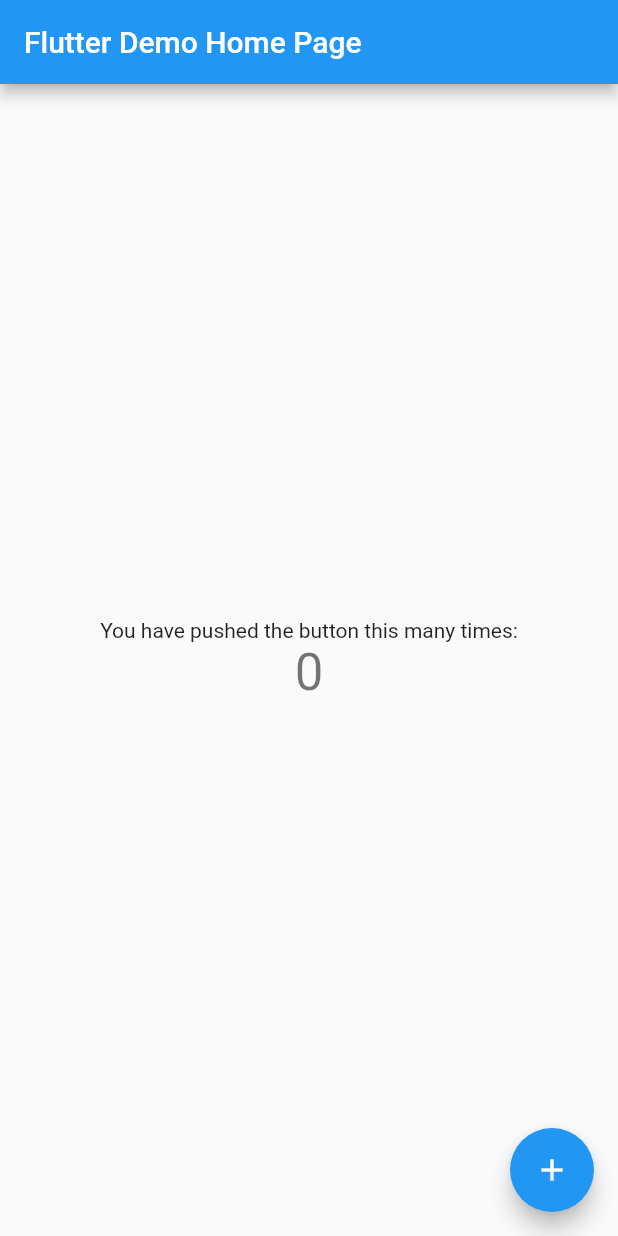
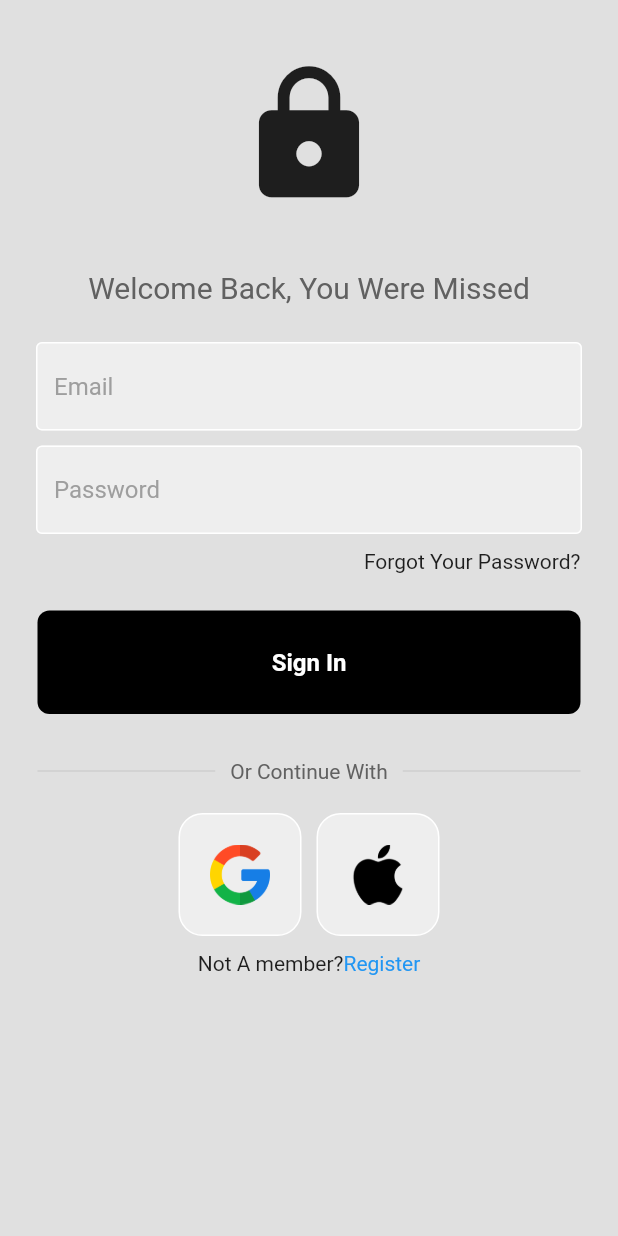
Before and after one commit to kevinchege47/Flutter-Auth, a Flutter app: the screen it shows after launch, on a phone screen of 412 x 824 dp. Run offline on Flutter 3.47's test engine with Material 2 defaults, Android fonts, the phone set to English and light mode, and no system bars; our stand-ins replace firebase_core; accounts and stored records are empty.

Commit message:
Finished Login Page UI

```diff
--- /dev/null
+++ b/lib/components/my_button.dart
@@ -0,0 +1,27 @@
+import 'package:flutter/material.dart';
+class Button extends StatelessWidget {
+  final Function()? onTap;
+  const Button({Key? key,required this.onTap}) : super(key: key);
+
+  @override
+  Widget build(BuildContext context) {
+    return GestureDetector(
+      onTap: (){},
+      child: Container(
+        padding: const EdgeInsets.all(25),
+        margin: const EdgeInsets.symmetric(horizontal: 25),
+        decoration:  BoxDecoration(
+          color: Colors.black,
+          borderRadius: BorderRadius.circular(8),
+        ),
+        child: const Center(
+          child: Text("Sign In",style: TextStyle(
+            color: Colors.white,
+            fontWeight: FontWeight.bold,
+            fontSize: 16
+          ),),
+        ),
+      ),
+    );
+  }
+}
--- /dev/null
+++ b/lib/components/my_textfield.dart
@@ -0,0 +1,35 @@
+import 'package:flutter/material.dart';
+
+class myTextField extends StatelessWidget {
+
+  final TextEditingController controller;
+  final String hinttext;
+  final TextInputType textInputType;
+  final bool obscure;
+
+  const myTextField({super.key, required this.controller, required this.hinttext, required this.textInputType, required this.obscure});
+
+
+  @override
+  Widget build(BuildContext context) {
+    return Padding(
+      padding:  const EdgeInsets.symmetric(horizontal: 24.0),
+      child: TextField(
+        keyboardType: textInputType,
+        controller: controller,
+        obscureText: obscure,
+        decoration: InputDecoration(
+            enabledBorder: const OutlineInputBorder(
+                borderSide: BorderSide(color: Colors.white)),
+            focusedBorder: OutlineInputBorder(
+                borderSide: BorderSide(color: Colors.grey.shade400)),
+            fillColor: Colors.grey[200],
+            filled: true,
+            hintText: hinttext,
+        hintStyle: TextStyle(color: Colors.grey[500])),
+      ),
+    );
+  }
+
+
+}
--- /dev/null
+++ b/lib/components/square_tile.dart
@@ -0,0 +1,23 @@
+import 'package:flutter/material.dart';
+
+class SquareTile extends StatelessWidget {
+  final String imagePath;
+
+  const SquareTile({Key? key, required this.imagePath}) : super(key: key);
+
+  @override
+  Widget build(BuildContext context) {
+    return Container(
+      padding: EdgeInsets.all(20),
+      decoration: BoxDecoration(
+        border: Border.all(color: Colors.white),
+        borderRadius: BorderRadius.circular(16),
+        color: Colors.grey.shade200,
+      ),
+      child: Image.asset(
+        imagePath,
+        height: 40,
+      ),
+    );
+  }
+}
--- a/lib/main.dart
+++ b/lib/main.dart
@@ -1,115 +1,23 @@
 import 'package:flutter/material.dart';
+import 'package:flutterauth/pages/login_page.dart';
+import 'package:firebase_core/firebase_core.dart';
+import 'firebase_options.dart';
 
-void main() {
+void main() async {
+  WidgetsFlutterBinding.ensureInitialized();
+  await Firebase.initializeApp(
+    options: DefaultFirebaseOptions.currentPlatform
+  );
   runApp(const MyApp());
 }
+class MyApp extends StatelessWidget {
+  const MyApp({Key? key}) : super(key: key);
 
-class MyApp extends StatelessWidget {
-  const MyApp({super.key});
-
-  // This widget is the root of your application.
   @override
   Widget build(BuildContext context) {
     return MaterialApp(
-      title: 'Flutter Demo',
-      theme: ThemeData(
-        // This is the theme of your application.
-        //
-        // Try running your application with "flutter run". You'll see the
-        // application has a blue toolbar. Then, without quitting the app, try
-        // changing the primarySwatch below to Colors.green and then invoke
-        // "hot reload" (press "r" in the console where you ran "flutter run",
-        // or simply save your changes to "hot reload" in a Flutter IDE).
-        // Notice that the counter didn't reset back to zero; the application
-        // is not restarted.
-        primarySwatch: Colors.blue,
-      ),
-      home: const MyHomePage(title: 'Flutter Demo Home Page'),
+      debugShowCheckedModeBanner: false,
+      home: LoginPage(),
     );
   }
 }
-
-class MyHomePage extends StatefulWidget {
-  const MyHomePage({super.key, required this.title});
-
-  // This widget is the home page of your application. It is stateful, meaning
-  // that it has a State object (defined below) that contains fields that affect
-  // how it looks.
-
-  // This class is the configuration for the state. It holds the values (in this
-  // case the title) provided by the parent (in this case the App widget) and
-  // used by the build method of the State. Fields in a Widget subclass are
-  // always marked "final".
-
-  final String title;
-
-  @override
-  State<MyHomePage> createState() => _MyHomePageState();
-}
-
-class _MyHomePageState extends State<MyHomePage> {
-  int _counter = 0;
-
-  void _incrementCounter() {
-    setState(() {
-      // This call to setState tells the Flutter framework that something has
-      // changed in this State, which causes it to rerun the build method below
-      // so that the display can reflect the updated values. If we changed
-      // _counter without calling setState(), then the build method would not be
-      // called again, and so nothing would appear to happen.
-      _counter++;
-    });
-  }
-
-  @override
-  Widget build(BuildContext context) {
-    // This method is rerun every time setState is called, for instance as done
-    // by the _incrementCounter method above.
-    //
-    // The Flutter framework has been optimized to make rerunning build methods
-    // fast, so that you can just rebuild anything that needs updating rather
-    // than having to individually change instances of widgets.
-    return Scaffold(
-      appBar: AppBar(
-        // Here we take the value from the MyHomePage object that was created by
-        // the App.build method, and use it to set our appbar title.
-        title: Text(widget.title),
-      ),
-      body: Center(
-        // Center is a layout widget. It takes a single child and positions it
-        // in the middle of the parent.
-        child: Column(
-          // Column is also a layout widget. It takes a list of children and
-          // arranges them vertically. By default, it sizes itself to fit its
-          // children horizontally, and tries to be as tall as its parent.
-          //
-          // Invoke "debug painting" (press "p" in the console, choose the
-          // "Toggle Debug Paint" action from the Flutter Inspector in Android
-          // Studio, or the "Toggle Debug Paint" command in Visual Studio Code)
-          // to see the wireframe for each widget.
-          //
-          // Column has various properties to control how it sizes itself and
-          // how it positions its children. Here we use mainAxisAlignment to
-          // center the children vertically; the main axis here is the vertical
-          // axis because Columns are vertical (the cross axis would be
-          // horizontal).
-          mainAxisAlignment: MainAxisAlignment.center,
-          children: <Widget>[
-            const Text(
-              'You have pushed the button this many times:',
-            ),
-            Text(
-              '$_counter',
-              style: Theme.of(context).textTheme.headlineMedium,
-            ),
-          ],
-        ),
-      ),
-      floatingActionButton: FloatingActionButton(
-        onPressed: _incrementCounter,
-        tooltip: 'Increment',
-        child: const Icon(Icons.add),
-      ), // This trailing comma makes auto-formatting nicer for build methods.
-    );
-  }
-}
--- /dev/null
+++ b/lib/pages/login_page.dart
@@ -0,0 +1,133 @@
+import 'package:flutter/material.dart';
+import 'package:flutterauth/components/square_tile.dart';
+import '../components/my_button.dart';
+import '../components/my_textfield.dart';
+
+class LoginPage extends StatelessWidget {
+  LoginPage({Key? key}) : super(key: key);
+  final emailController = TextEditingController();
+  final passwordController = TextEditingController();
+
+  void signUserIn() {}
+
+  @override
+  Widget build(BuildContext context) {
+    return Scaffold(
+      backgroundColor: Colors.grey[300],
+      body: SingleChildScrollView(
+        child: SafeArea(
+          child: Center(
+            child: Column(
+              mainAxisAlignment: MainAxisAlignment.center,
+              children: [
+                const SizedBox(
+                  height: 40,
+                ),
+                const Icon(
+                  Icons.lock,
+                  size: 100,
+                ),
+                const SizedBox(
+                  height: 40,
+                ),
+                Text(
+                  "Welcome Back, You Were Missed",
+                  style: TextStyle(
+                    fontSize: 20.0,
+                    color: Colors.grey[700],
+                  ),
+                ),
+                const SizedBox(
+                  height: 25,
+                ),
+                myTextField(
+                  controller: emailController,
+                  hinttext: "Email",
+                  obscure: false,
+                  textInputType: TextInputType.emailAddress,
+                ),
+                const SizedBox(
+                  height: 10,
+                ),
+                myTextField(
+                  controller: passwordController,
+                  hinttext: "Password",
+                  obscure: true,
+                  textInputType: TextInputType.visiblePassword,
+                ),
+                const SizedBox(
+                  height: 10,
+                ),
+                Padding(
+                  padding: const EdgeInsets.symmetric(horizontal: 25.0),
+                  child: Row(
+                    mainAxisAlignment: MainAxisAlignment.end,
+                    children: const [
+                      Text("Forgot Your Password?"),
+                    ],
+                  ),
+                ),
+                const SizedBox(
+                  height: 25,
+                ),
+                Button(
+                  onTap: signUserIn,
+                ),
+                const SizedBox(
+                  height: 30,
+                ),
+                Padding(
+                  padding: const EdgeInsets.symmetric(horizontal: 25.0),
+                  child: Row(
+                    children: [
+                      Expanded(
+                        child: Divider(
+                          thickness: 0.5,
+                          color: Colors.grey[400],
+                        ),
+                      ),
+                      Padding(
+                        padding: const EdgeInsets.symmetric(horizontal: 10.0),
+                        child: Text(
+                          "Or Continue With",
+                          style: TextStyle(color: Colors.grey[700]),
+                        ),
+                      ),
+                      Expanded(
+                        child: Divider(
+                          thickness: 0.5,
+                          color: Colors.grey[400],
+                        ),
+                      ),
+                    ],
+                  ),
+                ),
+                const SizedBox(height: 20.0),
+                Row(
+                  mainAxisAlignment: MainAxisAlignment.center,
+                  children: const [
+                    SquareTile(imagePath: "assets/images/google.png"),
+                    SizedBox(
+                      width: 10,
+                    ),
+                    SquareTile(imagePath: "assets/images/apple-logo.png")
+                  ],
+                ),
+                const SizedBox(height: 10.0),
+                Row(
+                  mainAxisAlignment: MainAxisAlignment.center,
+                  children: const [
+                    Text("Not A member?"),
+                    Text("Register",style:TextStyle(
+                      color: Colors.blue,
+                    ),)
+                  ],
+                )
+              ],
+            ),
+          ),
+        ),
+      ),
+    );
+  }
+}
```
Also changed, not shown: pubspec.yaml (+4 -3 lines), assets/images/apple-logo.png (added), assets/images/google.png (added), lib/firebase_options.dart (added), pubspec.lock, 6 other files.
